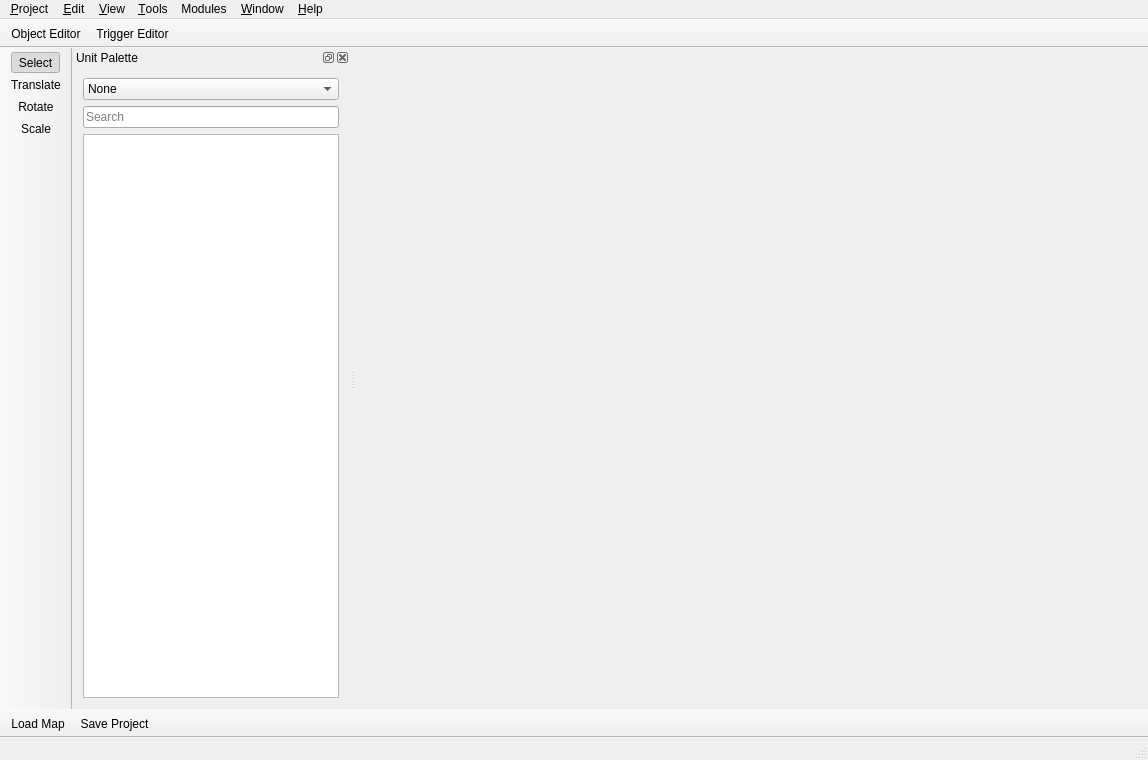
Qt form editor/ui/main_window.ui (Kyoril/wow-pp) before a commit.
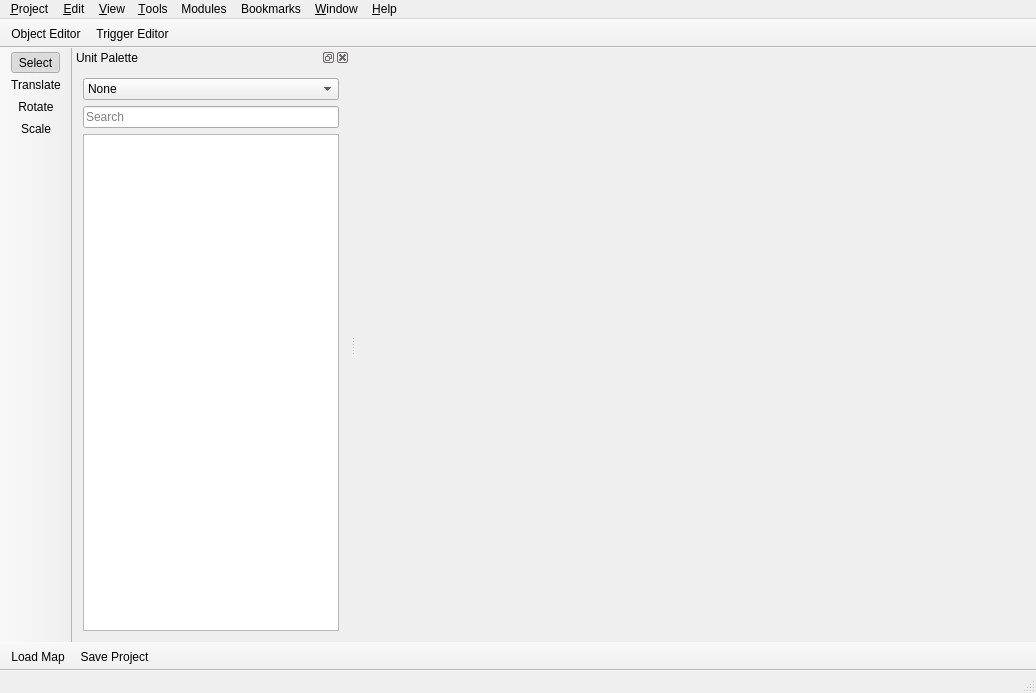
The same form after that commit. Icons and pictures are not drawn.

The edit to the form file:
```diff
--- a/editor/ui/main_window.ui
+++ b/editor/ui/main_window.ui
@@ -6,8 +6,8 @@
    <rect>
     <x>0</x>
     <y>0</y>
-    <width>1148</width>
-    <height>760</height>
+    <width>1036</width>
+    <height>693</height>
    </rect>
   </property>
   <property name="windowTitle">
@@ -62,8 +62,8 @@
     <rect>
      <x>0</x>
      <y>0</y>
-     <width>1148</width>
-     <height>31</height>
+     <width>1036</width>
+     <height>21</height>
     </rect>
    </property>
    <property name="styleSheet">
@@ -145,11 +145,21 @@
     <addaction name="actionObjectEditor"/>
     <addaction name="actionTriggerEditor"/>
    </widget>
+   <widget class="QMenu" name="menuBookmarks">
+    <property name="title">
+     <string>Bookmarks</string>
+    </property>
+    <addaction name="actionNo_bookmarks"/>
+    <addaction name="separator"/>
+    <addaction name="actionAdd_Bookmark"/>
+    <addaction name="actionManage_Bookmarks"/>
+   </widget>
    <addaction name="menu_Project"/>
    <addaction name="menu_Edit"/>
    <addaction name="menu_View"/>
    <addaction name="menu_Tools"/>
    <addaction name="menuModules"/>
+   <addaction name="menuBookmarks"/>
    <addaction name="menu_Window"/>
    <addaction name="menu_Help"/>
   </widget>
```
Left out of the diff: 15 changed lines with no effect on the pictures.
